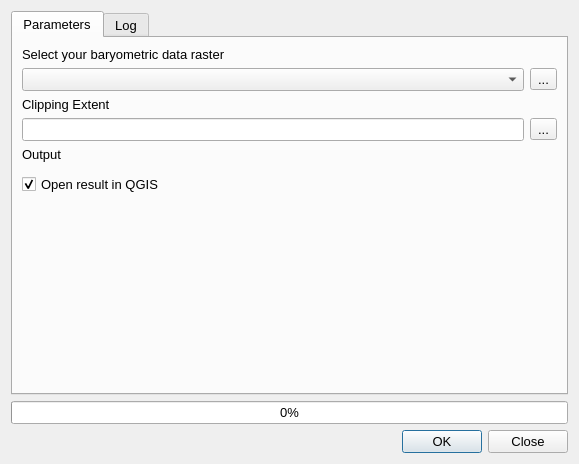
umfieldrobotics/ShipwreckFinderQGISPlugin, file qgisplugin/interfaces/my_gui.ui: the form before one commit.
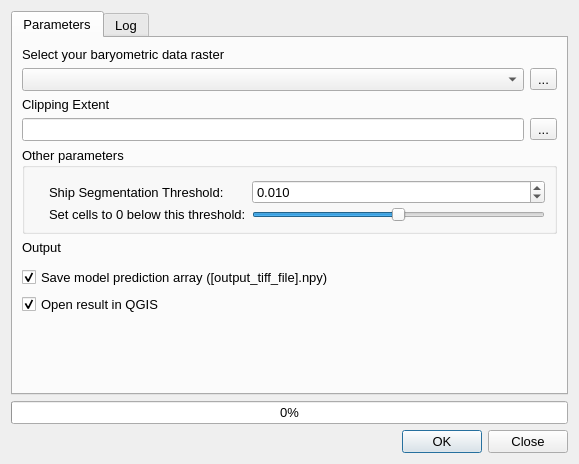
The form after the commit. Icons and pictures are not drawn. Custom widgets are drawn as their Qt base class.

Commit message: Merge npy files and nice threshold

What changed in the file:
```diff
--- a/qgisplugin/interfaces/my_gui.ui
+++ b/qgisplugin/interfaces/my_gui.ui
@@ -180,6 +180,122 @@
             </layout>
            </item>
 
+
+
+          <!-- Collapsable widget-->
+          <item>
+            <widget class="QgsCollapsibleGroupBox" name="mGroupBox">
+             <property name="enabled">
+              <bool>true</bool>
+             </property>
+             <property name="font">
+              <font>
+               <pointsize>10</pointsize>
+              </font>
+             </property>
+             <property name="title">
+              <string>Other parameters</string>
+             </property>
+             <property name="checkable">
+              <bool>false</bool>
+             </property>
+             <property name="checked">
+              <bool>false</bool>
+             </property>
+             <property name="collapsed" stdset="0">
+              <bool>true</bool>
+             </property>
+             <property name="saveCollapsedState" stdset="0">
+              <bool>true</bool>
+             </property>
+             <layout class="QFormLayout" name="formLayout">
+              <property name="horizontalSpacing">
+               <number>6</number>
+              </property>
+              <property name="verticalSpacing">
+               <number>3</number>
+              </property>
+              <property name="leftMargin">
+               <number>24</number>
+              </property>
+              <property name="topMargin">
+               <number>12</number>
+              </property>
+              <property name="rightMargin">
+               <number>9</number>
+              </property>
+              <item row="0" column="0">
+               <widget class="QLabel" name="label_6">
+                <property name="font">
+                 <font>
+                  <pointsize>10</pointsize>
+                 </font>
+                </property>
+                <property name="text">
+                 <string>Ship Segmentation Threshold:</string>
+                </property>
+               </widget>
+              </item>
+              <item row="4" column="0">
+               <widget class="QLabel" name="label_5">
+                <property name="font">
+                 <font>
+                  <pointsize>10</pointsize>
+                 </font>
+                </property>
+                <property name="text">
+                 <string>Set cells to 0 below this threshold:</string>
+                </property>
+               </widget>
+              </item>
+              <item row="4" column="1">
+                <widget class="QSlider" name="percentageSlider">
+                  <property name="orientation">
+                    <enum>Qt::Horizontal</enum>
+                  </property>
+                  <property name="minimum">
+                    <number>0</number>
+                  </property>
+                  <property name="maximum">
+                    <number>100</number>
+                  </property>
+                  <property name="value">
+                    <number>50</number>
+                  </property>
+                </widget>
+              </item>
+              <item row="0" column="1">
+               <widget class="QDoubleSpinBox" name="constantSpinBox">
+                <property name="font">
+                 <font>
+                  <pointsize>10</pointsize>
+                 </font>
+                </property>
+                <property name="decimals">
+                 <number>3</number>
+                </property>
+                <property name="minimum">
+                 <double>0.001000000000000</double>
+                </property>
+                <property name="maximum">
+                 <double>1000000.000000000000000</double>
+                </property>
+                <property name="singleStep">
+                 <double>0.100000000000000</double>
+                </property>
+                <property name="value">
+                 <double>0.010000000000000</double>
+                </property>
+               </widget>
+              </item>
+             </layout>
+            </widget>
+           </item>
+
+
+
+
+
            <!-- Output wwidgits -->
            <item>
             <widget class="QLabel" name="label_2">
@@ -200,6 +316,21 @@
              </property>
             </widget>
            </item>
+          <item>
+            <widget class="QCheckBox" name="savePredictionCheckBox">
+             <property name="font">
+              <font>
+               <pointsize>10</pointsize>
+              </font>
+             </property>
+             <property name="text">
+              <string>Save model prediction array ([output_tiff_file].npy)</string>
+             </property>
+             <property name="checked">
+              <bool>true</bool>
+             </property>
+            </widget>
+           </item>
            <item>
             <widget class="QCheckBox" name="openCheckBox">
              <property name="font">
```
The commit also changes 6 other files.
